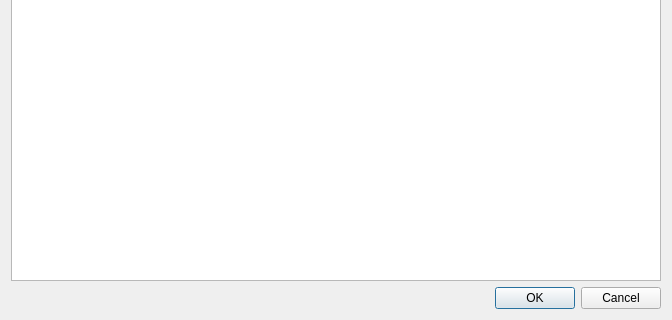
This is src/plugins/lmp/albumartmanagerdialog.ui in 0xd34df00d/leechcraft as Qt 5 draws it before an edit; both pictures show x 0 to 672 and y 206 to 526 of the 672 by 526 pixel window. The edited form follows.
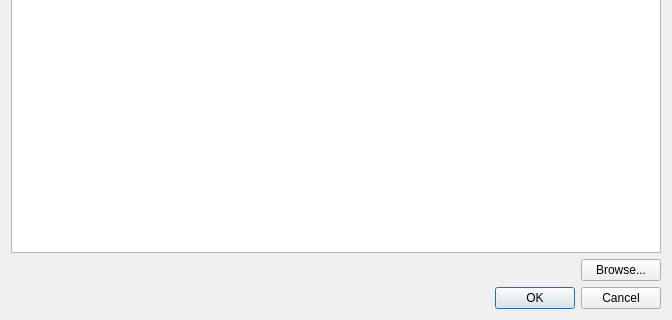
This is the edited form.

Commit message: LMP: support loading cover art from files.

```diff
--- a/src/plugins/lmp/albumartmanagerdialog.ui
+++ b/src/plugins/lmp/albumartmanagerdialog.ui
@@ -47,6 +47,30 @@
      </property>
     </widget>
    </item>
+   <item>
+    <layout class="QHBoxLayout" name="horizontalLayout">
+     <item>
+      <spacer name="horizontalSpacer">
+       <property name="orientation">
+        <enum>Qt::Horizontal</enum>
+       </property>
+       <property name="sizeHint" stdset="0">
+        <size>
+         <width>40</width>
+         <height>20</height>
+        </size>
+       </property>
+      </spacer>
+     </item>
+     <item>
+      <widget class="QPushButton" name="BrowseButton_">
+       <property name="text">
+        <string>Browse...</string>
+       </property>
+      </widget>
+     </item>
+    </layout>
+   </item>
    <item>
     <widget class="QDialogButtonBox" name="dialogButtonBox">
      <property name="orientation">
```
The commit also changes 2 other files.
